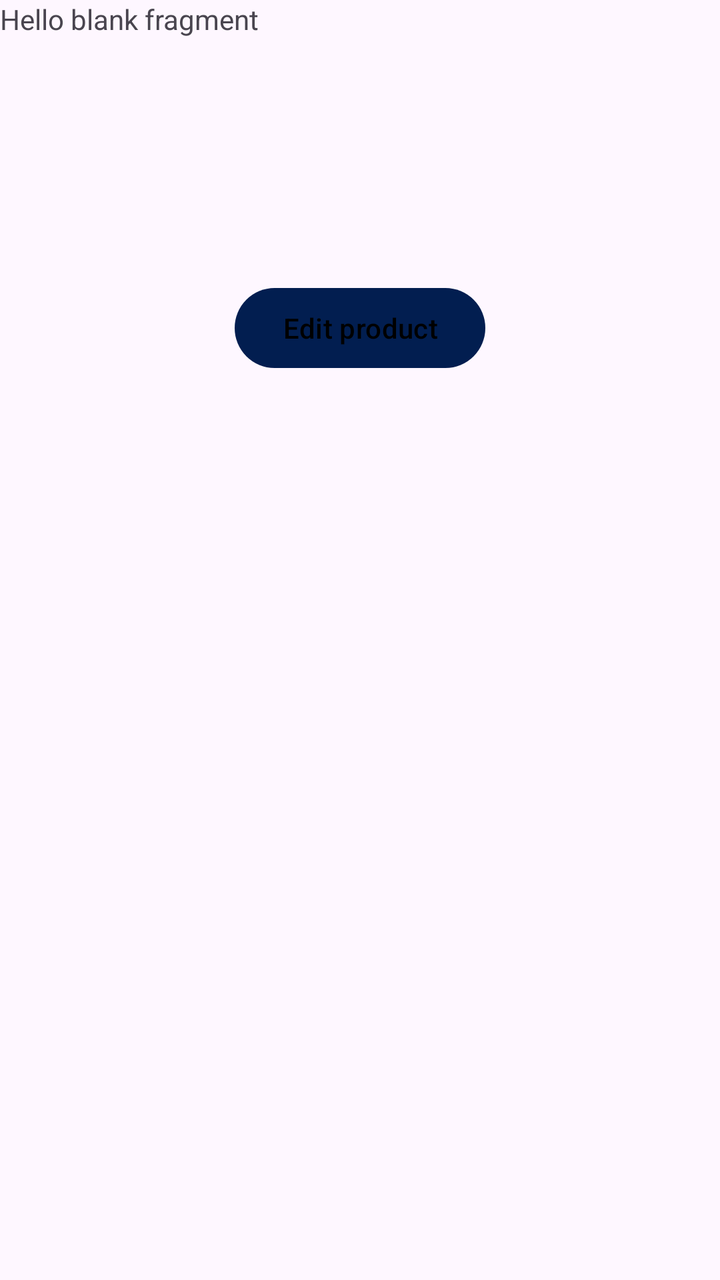
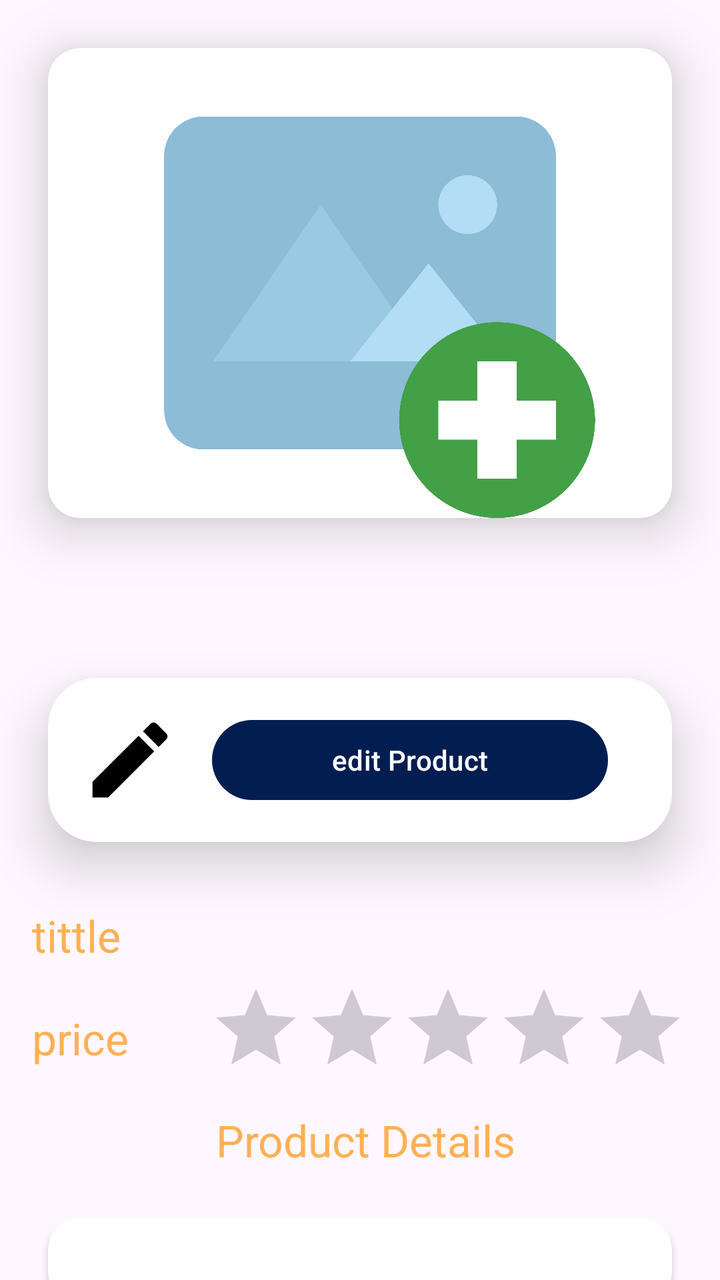

An Android layout rendered at two revisions. The XML below is the earlier revision; the diff shows what the commit changed to produce the second picture.
<!-- AndroidManifest.xml: application theme Theme.EcommerceAdmin -->
<!-- res/layout/fragment_product_info.xml -->
<?xml version="1.0" encoding="utf-8"?>
<androidx.constraintlayout.widget.ConstraintLayout xmlns:android="http://schemas.android.com/apk/res/android"
    xmlns:app="http://schemas.android.com/apk/res-auto"
    xmlns:tools="http://schemas.android.com/tools"
    android:id="@+id/frameLayout5"
    android:layout_width="match_parent"
    android:layout_height="match_parent"
    tools:context=".ui.home.MyProducts.productinfo.ProductInfoFragment">

    
    <TextView
        android:id="@+id/textView3"
        android:layout_width="0dp"
        android:layout_height="0dp"
        android:text="@string/hello_blank_fragment"
        app:layout_constraintBottom_toBottomOf="parent"
        app:layout_constraintEnd_toEndOf="parent"
        app:layout_constraintStart_toStartOf="parent"
        app:layout_constraintTop_toTopOf="parent" />

    <Button
        android:id="@+id/edit_product_button"
        android:layout_width="wrap_content"
        android:layout_height="wrap_content"
        android:layout_marginTop="140dp"
        android:text="Edit product"
        app:layout_constraintEnd_toEndOf="parent"
        app:layout_constraintStart_toStartOf="parent"
        app:layout_constraintTop_toTopOf="@+id/textView3" />

</androidx.constraintlayout.widget.ConstraintLayout>
<!-- resources referenced by this layout -->
<resources>
  <string name="hello_blank_fragment">Hello blank fragment</string>
  <style name="Theme.EcommerceAdmin" parent="Base.Theme.EcommerceAdmin" />
  <style name="Base.Theme.EcommerceAdmin" parent="Theme.Material3.DayNight.NoActionBar">
          
          
  
  
          <item name="colorPrimary">@color/blue</item>
          <item name="colorSecondary">@color/light_blue</item>
  
          <item name="colorOnPrimaryContainer">@color/amper</item>
          <item name="colorOnSecondaryContainer">@color/blue</item>
          <item name="colorPrimaryVariant">@color/light_blue</item>
          <item name="colorOnPrimary">@color/black</item>
          <item name="colorSecondaryVariant">@color/blue2</item>
          <item name="colorOnSecondary">@color/light_blue</item>
          <item name="android:statusBarColor">@color/dark_blue</item>
      </style>
  <color name="blue">#021E50</color>
  <color name="light_blue">#536DFE</color>
  <color name="amper">#FEB054</color>
  <color name="black">#FF000000</color>
  <color name="blue2">#303F9F</color>
  <color name="dark_blue">#010C17</color>
</resources>

<!-- the commit's change to res/layout/fragment_product_info.xml (unified diff, before → after) -->
@@ -7,25 +7,313 @@
     android:layout_height="match_parent"
     tools:context=".ui.home.MyProducts.productinfo.ProductInfoFragment">
 
-    
-    <TextView
-        android:id="@+id/textView3"
-        android:layout_width="0dp"
-        android:layout_height="0dp"
-        android:text="@string/hello_blank_fragment"
-        app:layout_constraintBottom_toBottomOf="parent"
-        app:layout_constraintEnd_toEndOf="parent"
-        app:layout_constraintStart_toStartOf="parent"
-        app:layout_constraintTop_toTopOf="parent" />
-
-    <Button
-        android:id="@+id/edit_product_button"
+    <androidx.core.widget.NestedScrollView
+        android:id="@+id/frameLayout2"
+        android:layout_width="match_parent"
+        android:layout_height="match_parent"
+        tools:context=".ui.product_info.view.ProductInfoFragment"
+        tools:ignore="SpeakableTextPresentCheck">
+
+        <LinearLayout
+            android:layout_width="match_parent"
+            android:layout_height="wrap_content"
+            android:orientation="vertical">
+
+            <androidx.cardview.widget.CardView
+                android:layout_width="wrap_content"
+                android:layout_height="wrap_content"
+                android:layout_gravity="center"
+                android:layout_margin="24dp"
+                app:cardCornerRadius="16dp"
+                app:cardElevation="16dp">
+
+
+
+
+
+
+
+
+                <ImageView
+                    android:id="@+id/imageView2"
+                    android:layout_width="wrap_content"
+                    android:layout_height="235dp"
+                    android:src="@drawable/add_prod_main_img" />
+            </androidx.cardview.widget.CardView>
+
+            <androidx.constraintlayout.widget.ConstraintLayout
+                android:layout_width="match_parent"
+                android:layout_height="match_parent">
+
+                <androidx.recyclerview.widget.RecyclerView
+                    android:id="@+id/images_recycler_view_d"
+                    android:layout_width="0dp"
+                    android:layout_height="wrap_content"
+                    android:layout_margin="8dp"
+                    android:layout_marginTop="10dp"
+                    android:padding="4dp"
+
+                    app:layout_constraintEnd_toEndOf="parent"
+
+                    app:layout_constraintHorizontal_bias="1.0"
+                    app:layout_constraintStart_toStartOf="parent"
+                    app:layout_constraintTop_toTopOf="parent"
+                    app:spanCount="3"
+                    tools:listitem="@layout/img_item"
+                    tools:orientation="horizontal" />
+
+            </androidx.constraintlayout.widget.ConstraintLayout>
+
+            <androidx.constraintlayout.widget.ConstraintLayout
+                android:layout_width="match_parent"
+                android:layout_height="match_parent">
+
+                <androidx.recyclerview.widget.RecyclerView
+                    android:id="@+id/variant_recycler_view_d"
+                    android:layout_width="match_parent"
+                    android:layout_height="wrap_content"
+                    android:layout_margin="8dp"
+                    android:layout_marginTop="10dp"
+                    android:padding="4dp"
+                    app:layoutManager="androidx.recyclerview.widget.LinearLayoutManager"
+                    app:layout_constraintEnd_toEndOf="parent"
+                    app:layout_constraintStart_toStartOf="parent"
+                    app:layout_constraintTop_toTopOf="parent"
+                    app:spanCount="3"
+                    tools:listitem="@layout/specification_item"
+                    tools:orientation="horizontal" />
+
+            </androidx.constraintlayout.widget.ConstraintLayout>
+            <androidx.cardview.widget.CardView
+                android:layout_width="match_parent"
+                android:layout_height="match_parent"
+                android:layout_margin="24dp"
+                app:cardCornerRadius="24dp"
+                app:cardElevation="16dp">
+
+                <androidx.constraintlayout.widget.ConstraintLayout
+                    android:layout_width="match_parent"
+                    android:layout_height="match_parent"
+                    android:padding="16dp">
+
+                    <ImageView
+                        android:id="@+id/btn_addToFavorite"
+                        android:layout_width="50dp"
+                        android:layout_height="50dp"
+                        android:src="@drawable/baseline_edit_24"
+                        app:layout_constraintStart_toStartOf="parent"
+                        app:layout_constraintTop_toTopOf="parent" />
+
+                    <Button
+                        android:id="@+id/edit_product_button"
+                        android:layout_width="0dp"
+                        android:layout_height="wrap_content"
+                        android:layout_marginStart="16dp"
+                        android:layout_marginEnd="16dp"
+                        android:text="edit Product"
+                        android:textColor="@color/white"
+                        app:layout_constraintBottom_toBottomOf="@+id/btn_addToFavorite"
+                        app:layout_constraintEnd_toEndOf="parent"
+                        app:layout_constraintStart_toEndOf="@+id/btn_addToFavorite"
+                        app:layout_constraintTop_toTopOf="@+id/btn_addToFavorite" />
+                </androidx.constraintlayout.widget.ConstraintLayout>
+            </androidx.cardview.widget.CardView>
+            <androidx.constraintlayout.widget.ConstraintLayout
+                android:layout_width="match_parent"
+                android:layout_height="match_parent">
+
+                <TextView
+                    android:id="@+id/tv_title"
+                    android:layout_width="0dp"
+                    android:layout_height="wrap_content"
+                    android:layout_marginStart="16dp"
+                    android:layout_marginTop="8dp"
+                    android:layout_marginEnd="16dp"
+                    android:text="tittle"
+                    android:textSize="22sp"
+                    android:textColor="@color/amper"
+                    app:layout_constraintEnd_toEndOf="parent"
+                    app:layout_constraintStart_toStartOf="parent"
+                    app:layout_constraintTop_toTopOf="parent" />
+
+                <TextView
+                    android:id="@+id/tv_price"
+                    android:layout_width="wrap_content"
+                    android:layout_height="wrap_content"
+                    android:text="price"
+                    android:textSize="22sp"
+                    android:textColor="@color/amper"
+                    app:layout_constraintBottom_toBottomOf="parent"
+                    app:layout_constraintStart_toStartOf="@+id/tv_title"
+                    app:layout_constraintTop_toTopOf="@+id/ratingBar" />
+
+                <RatingBar
+                    android:id="@+id/ratingBar"
+                    android:layout_width="wrap_content"
+                    android:layout_height="wrap_content"
+                    android:layout_marginTop="8dp"
+                    android:layout_marginEnd="16dp"
+                    app:layout_constraintEnd_toEndOf="parent"
+                    app:layout_constraintTop_toBottomOf="@+id/tv_title"
+                    android:isIndicator="true"/>
+            </androidx.constraintlayout.widget.ConstraintLayout>
+
+            <TextView
+                android:id="@+id/textView3"
+                android:layout_width="match_parent"
+                android:layout_height="wrap_content"
+                android:layout_marginStart="24dp"
+                android:layout_marginTop="8dp"
+                android:layout_marginEnd="24dp"
+                android:gravity="center"
+                android:text=" Product Details"
+                android:textSize="22sp"
+                android:textColor="@color/amper"
+                />
+
+            <androidx.cardview.widget.CardView
+                android:layout_width="match_parent"
+                android:layout_height="match_parent"
+                android:layout_margin="24dp"
+                app:cardCornerRadius="16dp">
+
+                <TextView
+                    android:id="@+id/tv_description"
+                    android:layout_width="match_parent"
+                    android:layout_height="wrap_content"
+                    android:layout_margin="8dp"
+                    android:elevation="16dp"
+                    android:padding="4dp" />
+            </androidx.cardview.widget.CardView>
+
+
+
+
+        </LinearLayout>
+    </androidx.core.widget.NestedScrollView>
+
+
+
+
+
+
+
+
+
+
+
+
+
+</androidx.constraintlayout.widget.ConstraintLayout>
+<!-- res/layout/img_item.xml (included above) -->
+<?xml version="1.0" encoding="utf-8"?>
+<androidx.constraintlayout.widget.ConstraintLayout xmlns:android="http://schemas.android.com/apk/res/android"
+    xmlns:app="http://schemas.android.com/apk/res-auto"
+    android:layout_width="wrap_content"
+    android:layout_height="wrap_content">
+
+
+    <androidx.cardview.widget.CardView
+        android:id="@+id/card_view_of_image"
         android:layout_width="wrap_content"
         android:layout_height="wrap_content"
-        android:layout_marginTop="140dp"
-        android:text="Edit product"
-        app:layout_constraintEnd_toEndOf="parent"
+        android:elevation="10dp"
+        app:cardCornerRadius="10dp"
         app:layout_constraintStart_toStartOf="parent"
-        app:layout_constraintTop_toTopOf="@+id/textView3" />
+        app:layout_constraintTop_toTopOf="parent">
+
+        <androidx.constraintlayout.widget.ConstraintLayout
+            android:id="@+id/item_constrian_deatils"
+            android:layout_width="match_parent"
+            android:layout_height="wrap_content">
+
+            <ImageView
+                android:id="@+id/image_of_product_item"
+                android:layout_width="100dp"
+                android:layout_height="100dp"
+                android:elevation="2dp"
+                android:src="@drawable/ic_launcher_foreground"
+                app:layout_constraintStart_toStartOf="parent"
+                app:layout_constraintTop_toTopOf="parent" />
+
+
+            <ImageView
+                android:id="@+id/delete_image"
+                android:layout_width="wrap_content"
+                android:layout_height="wrap_content"
+                android:layout_margin="4dp"
+                android:padding="2dp"
+                android:src="@drawable/delete_forever"
+                app:layout_constraintEnd_toEndOf="parent"
+                app:layout_constraintStart_toEndOf="@+id/image_of_product_item"
+                app:layout_constraintTop_toTopOf="parent" />
+
+        </androidx.constraintlayout.widget.ConstraintLayout>
+    </androidx.cardview.widget.CardView>
 
 </androidx.constraintlayout.widget.ConstraintLayout>
+<!-- res/layout/specification_item.xml (included above) -->
+<?xml version="1.0" encoding="utf-8"?>
+<androidx.constraintlayout.widget.ConstraintLayout xmlns:android="http://schemas.android.com/apk/res/android"
+    xmlns:app="http://schemas.android.com/apk/res-auto"
+    android:layout_width="wrap_content"
+    android:layout_height="wrap_content">
+
+    <androidx.cardview.widget.CardView
+        android:id="@+id/card_view_of_image"
+        android:layout_width="wrap_content"
+        android:layout_height="wrap_content"
+        android:layout_margin="10dp"
+        android:elevation="10dp"
+        app:cardCornerRadius="10dp"
+        app:layout_constraintStart_toStartOf="parent"
+        app:layout_constraintTop_toTopOf="parent">
+
+        <androidx.constraintlayout.widget.ConstraintLayout
+            android:id="@+id/item_constrian_deatils"
+            android:layout_width="match_parent"
+            android:layout_height="match_parent"
+            android:padding="8dp">
+
+            <TextView
+                android:id="@+id/color_name"
+                android:layout_width="match_parent"
+                android:layout_height="wrap_content"
+                android:layout_margin="16dp"
+                android:gravity="center"
+                android:padding="4dp"
+                android:text="Small"
+                android:textColor="@color/black"
+                android:textSize="18sp"
+                android:textStyle="italic|bold"
+                app:layout_constraintEnd_toEndOf="parent"
+                app:layout_constraintStart_toStartOf="parent"
+                app:layout_constraintTop_toTopOf="parent" />
+
+            <TextView
+                android:id="@+id/color_price"
+                android:layout_width="match_parent"
+                android:layout_height="wrap_content"
+                android:layout_margin="16dp"
+                android:gravity="center"
+                android:padding="4dp"
+                android:text="price : +20"
+                android:textColor="@color/blue"
+                android:textSize="14sp"
+                android:textStyle="italic|bold"
+                app:layout_constraintEnd_toEndOf="@+id/color_name"
+                app:layout_constraintStart_toStartOf="@id/color_name"
+                app:layout_constraintTop_toBottomOf="@+id/color_name" />
+
+            <ImageView
+                android:id="@+id/delete_variant"
+                android:layout_width="wrap_content"
+                android:layout_height="wrap_content"
+                android:layout_margin="2dp"
+                android:src="@drawable/delete_forever"
+                app:layout_constraintEnd_toEndOf="parent"
+                app:layout_constraintTop_toTopOf="parent" />
+
+        </androidx.constraintlayout.widget.ConstraintLayout>
+    </androidx.cardview.widget.CardView>
+</androidx.constraintlayout.widget.ConstraintLayout>
<!-- resource entries referenced after the edit -->
@@ -1,6 +1,5 @@
 <!-- resources referenced by this layout -->
 <resources>
-  <string name="hello_blank_fragment">Hello blank fragment</string>
   <style name="Theme.EcommerceAdmin" parent="Base.Theme.EcommerceAdmin" />
   <style name="Base.Theme.EcommerceAdmin" parent="Theme.Material3.DayNight.NoActionBar">
           
@@ -19,6 +18,51 @@
           <item name="android:statusBarColor">@color/dark_blue</item>
       </style>
   <color name="blue">#021E50</color>
+  <color name="white">#FFFFFFFF</color>
+  <!-- drawable add_prod_main_img: png bitmap (drawable, 241693 bytes) -->
+  <!-- drawable baseline_edit_24 (drawable) -->
+  <vector xmlns:android="http://schemas.android.com/apk/res/android" android:height="24dp" android:tint="#000000" android:viewportHeight="24" android:viewportWidth="24" android:width="24dp">
+        
+      <path android:fillColor="@android:color/white" android:pathData="M3,17.25V21h3.75L17.81,9.94l-3.75,-3.75L3,17.25zM20.71,7.04c0.39,-0.39 0.39,-1.02 0,-1.41l-2.34,-2.34c-0.39,-0.39 -1.02,-0.39 -1.41,0l-1.83,1.83 3.75,3.75 1.83,-1.83z"/>
+      
+  </vector>
+  <!-- drawable delete_forever (drawable) -->
+  <vector xmlns:android="http://schemas.android.com/apk/res/android" android:height="24dp" android:tint="#000000" android:viewportHeight="24" android:viewportWidth="24" android:width="24dp">
+        
+      <path android:fillColor="@android:color/white" android:pathData="M6,19c0,1.1 0.9,2 2,2h8c1.1,0 2,-0.9 2,-2L18,7L6,7v12zM8.46,11.88l1.41,-1.41L12,12.59l2.12,-2.12 1.41,1.41L13.41,14l2.12,2.12 -1.41,1.41L12,15.41l-2.12,2.12 -1.41,-1.41L10.59,14l-2.13,-2.12zM15.5,4l-1,-1h-5l-1,1L5,4v2h14L19,4z"/>
+      
+  </vector>
+  <!-- drawable ic_launcher_foreground (drawable) -->
+  <vector xmlns:android="http://schemas.android.com/apk/res/android"
+      xmlns:aapt="http://schemas.android.com/aapt"
+      android:width="108dp"
+      android:height="108dp"
+      android:viewportWidth="108"
+      android:viewportHeight="108">
+      <path android:pathData="M31,63.928c0,0 6.4,-11 12.1,-13.1c7.2,-2.6 26,-1.4 26,-1.4l38.1,38.1L107,108.928l-32,-1L31,63.928z">
+          <aapt:attr name="android:fillColor">
+              <gradient
+                  android:endX="85.84757"
+                  android:endY="92.4963"
+                  android:startX="42.9492"
+                  android:startY="49.59793"
+                  android:type="linear">
+                  <item
+                      android:color="#44000000"
+                      android:offset="0.0" />
+                  <item
+                      android:color="#00000000"
+                      android:offset="1.0" />
+              </gradient>
+          </aapt:attr>
+      </path>
+      <path
+          android:fillColor="#FFFFFF"
+          android:fillType="nonZero"
+          android:pathData="M65.3,45.828l3.8,-6.6c0.2,-0.4 0.1,-0.9 -0.3,-1.1c-0.4,-0.2 -0.9,-0.1 -1.1,0.3l-3.9,6.7c-6.3,-2.8 -13.4,-2.8 -19.7,0l-3.9,-6.7c-0.2,-0.4 -0.7,-0.5 -1.1,-0.3C38.8,38.328 38.7,38.828 38.9,39.228l3.8,6.6C36.2,49.428 31.7,56.028 31,63.928h46C76.3,56.028 71.8,49.428 65.3,45.828zM43.4,57.328c-0.8,0 -1.5,-0.5 -1.8,-1.2c-0.3,-0.7 -0.1,-1.5 0.4,-2.1c0.5,-0.5 1.4,-0.7 2.1,-0.4c0.7,0.3 1.2,1 1.2,1.8C45.3,56.528 44.5,57.328 43.4,57.328L43.4,57.328zM64.6,57.328c-0.8,0 -1.5,-0.5 -1.8,-1.2s-0.1,-1.5 0.4,-2.1c0.5,-0.5 1.4,-0.7 2.1,-0.4c0.7,0.3 1.2,1 1.2,1.8C66.5,56.528 65.6,57.328 64.6,57.328L64.6,57.328z"
+          android:strokeWidth="1"
+          android:strokeColor="#00000000" />
+  </vector>
   <color name="light_blue">#536DFE</color>
   <color name="amper">#FEB054</color>
   <color name="black">#FF000000</color>
